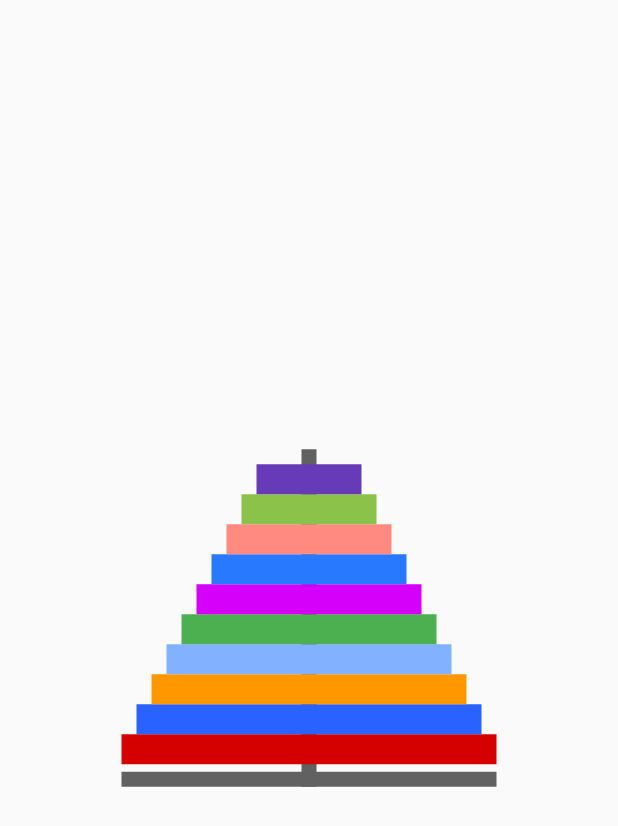
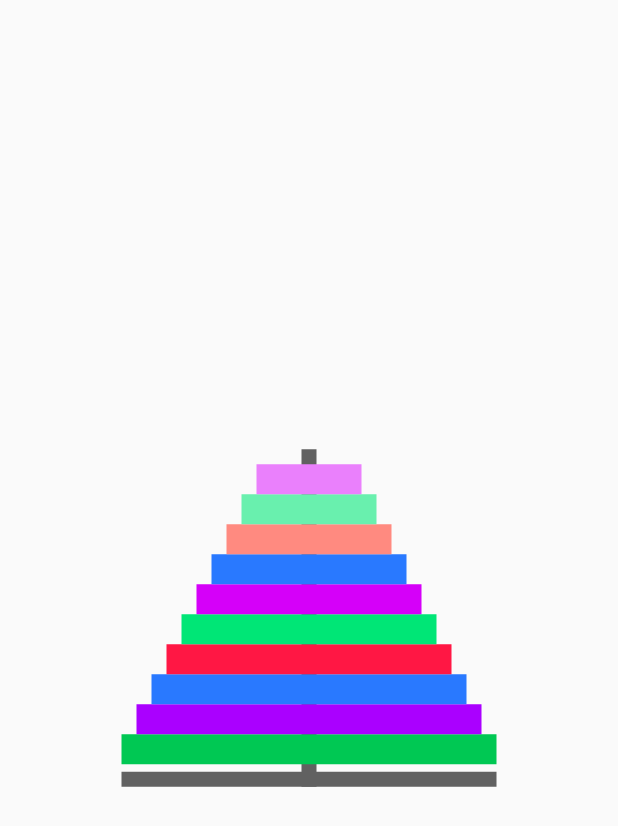
Before and after one commit to lairmartes/hanoi_tower_game, a Flutter app: the screen it shows after launch, on a phone screen of 412 x 824 dp. Shown: the top 826 px of the screen. Run offline on Flutter 3.47's test engine with Material 2 defaults, Android fonts, the phone set to English and light mode, and no system bars.

Commit message:
FEAT-PIN Distribute disk colors to turn easier to the user identifying them

```diff
--- a/lib/widget/pin.dart
+++ b/lib/widget/pin.dart
@@ -8,17 +8,17 @@ class Pin extends StatefulWidget {
 class _PinState extends State<Pin> {
 
   List<Color> _diskColors = List.unmodifiable([
-    Colors.deepPurple,
-    Colors.lightGreen,
-    Colors.redAccent.shade100,
-    Colors.blueAccent.shade400,
-    Colors.purpleAccent.shade400,
-    Colors.green,
-    Colors.blueAccent.shade100,
-    Colors.orange,
-    Colors.blueAccent.shade700,
-    Colors.redAccent.shade700,
-  ]
+      Colors.purpleAccent.shade100,
+      Colors.greenAccent.shade200,
+      Colors.redAccent.shade100,
+      Colors.blueAccent.shade400,
+      Colors.purpleAccent.shade400,
+      Colors.greenAccent.shade400,
+      Colors.redAccent.shade400,
+      Colors.blueAccent.shade400,
+      Colors.purpleAccent.shade700,
+      Colors.greenAccent.shade700,
+    ]
   );
 
   @override
```
